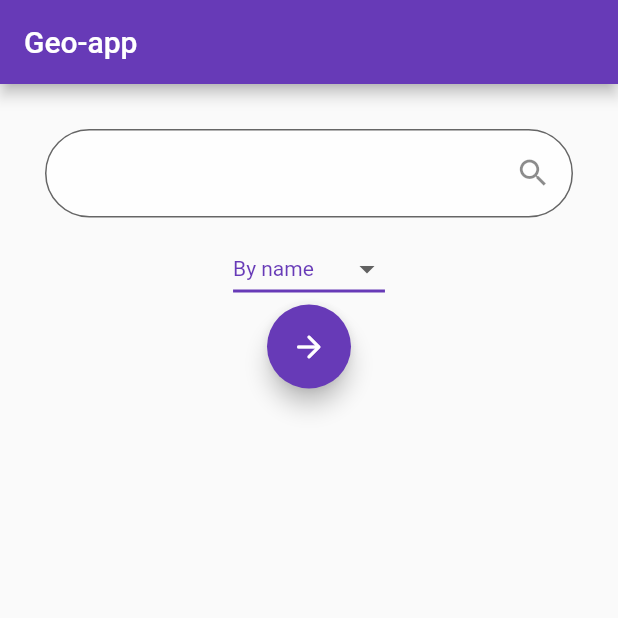
After one commit to zoskar/geo-app, a Flutter app: the screen it shows after launch, after a tap on the "arrow back" icon, on a phone screen of 412 x 824 dp, the top half of it. The commit adds this screen. Run offline on Flutter 3.47's test engine with Material 2 defaults, Android fonts, the phone set to English and light mode, and no system bars; network calls fail.

Commit message:
added TextEditingController

```diff
--- /dev/null
+++ b/lib/countryView.dart
@@ -0,0 +1,67 @@
+import 'package:flutter/material.dart';
+
+import './getCountry.dart';
+
+class CountryView extends StatelessWidget {
+  String widgetTitle;
+  VoidCallback searchView;
+
+  CountryView({required this.searchView, required this.widgetTitle});
+
+  @override
+  Widget build(BuildContext context) {
+    return Scaffold(
+        appBar: AppBar(
+          title: Text(widgetTitle),
+          leading: IconButton(
+            onPressed: searchView,
+            icon: Icon(Icons.arrow_back),
+          ),
+        ),
+        body: Column(
+          children: [
+            FutureBuilder<Country>(
+                future: fetchCountry(),
+                builder: (context, snapshot) {
+                  return snapshot.hasData
+                      ? Column(
+                          children: [
+                            Container(
+                              margin: EdgeInsets.all(10),
+                            ),
+                            Text(
+                              snapshot.data!.name,
+                              style: TextStyle(fontSize: 40),
+                            ),
+                            Container(
+                                decoration: BoxDecoration(
+                                    border: Border.all(color: Colors.black)),
+                                child: Image.network(
+                                  snapshot.data!.flagLink,
+                                )),
+                            SizedBox(height: 30),
+                            Text('Capital: ${snapshot.data!.capital}',
+                                style: TextStyle(fontSize: 24)),
+                            SizedBox(height: 15),
+                            Text('Population: ${snapshot.data!.population}',
+                                style: TextStyle(fontSize: 24)),
+                            SizedBox(height: 15),
+                            Text('Area: ${snapshot.data!.area}',
+                                style: TextStyle(fontSize: 24)),
+                            SizedBox(height: 15),
+                            Text('Currency: ${snapshot.data!.currency}',
+                                style: TextStyle(fontSize: 24)),
+                            SizedBox(height: 15),
+                            Text('Region: ${snapshot.data!.subregion}',
+                                style: TextStyle(fontSize: 24)),
+                          ],
+                        )
+                      : Center(
+                          child: CircularProgressIndicator(),
+                        );
+                })
+          ],
+        ));
+    throw UnimplementedError();
+  }
+}
--- a/lib/getCountry.dart
+++ b/lib/getCountry.dart
@@ -4,7 +4,7 @@ import 'dart:convert';
 import 'package:flutter/material.dart';
 import 'package:http/http.dart' as http;
 
-Future<Country> fetchAlbum(
+Future<Country> fetchCountry(
     {String link = 'https://restcountries.com/v3.1/name/poland)'}) async {
   var response = await http.get(Uri.parse(link));
 
--- a/lib/main.dart
+++ b/lib/main.dart
@@ -1,8 +1,7 @@
 import 'package:flutter/material.dart';
+import 'package:geoapp/searchView.dart';
 
-import './search.dart';
-import './getCountry.dart';
-import './dropList.dart';
+import './countryView.dart';
 
 void main() {
   runApp(const MyApp());
@@ -36,8 +35,10 @@ class MyHomePage extends StatefulWidget {
 }
 
 class _MyHomePageState extends State<MyHomePage> {
+
   var _selectedValue = 'By name';
   int flag = 1;
+  final _myController = TextEditingController();
 
   void _pickList(String? newValue) {
     setState(() {
@@ -58,78 +59,26 @@ class _MyHomePageState extends State<MyHomePage> {
   }
 
   @override
+  void dispose() {
+    // Clean up the controller when the widget is disposed.
+    _myController.dispose();
+    super.dispose();
+  }
+
+  @override
   Widget build(BuildContext context) {
     if (flag == 0) {
-      return Scaffold(
-          appBar: AppBar(
-            title: Text(widget.title),
-          ),
-          body: Column(
-            children: [
-              Search(),
-              DropList(
-                selectedValue: _selectedValue,
-                handler: _pickList,
-              ),
-              FloatingActionButton(
-                onPressed: _countryView,
-                child: Icon(Icons.arrow_forward_rounded),
-              )
-            ],
-          ));
+      return SearchView(
+          myController: _myController,
+          countryView: _countryView,
+          pickList: _pickList,
+          selectedValue: _selectedValue,
+          widgetTitle: widget.title);
     } else {
-      return Scaffold(
-          appBar: AppBar(
-            title: Text(widget.title),
-            leading: IconButton(
-              onPressed: _searchView,
-              icon: Icon(Icons.arrow_back),
-            ),
-          ),
-          body: Column(
-            children: [
-              FutureBuilder<Country>(
-                  future: fetchAlbum(),
-                  builder: (context, snapshot) {
-                    return snapshot.hasData
-                        ? Column(
-                            children: [
-                              Container(
-                                margin: EdgeInsets.all(10),
-                              ),
-                              Text(
-                                snapshot.data!.name,
-                                style: TextStyle(fontSize: 40),
-                              ),
-                              Container(
-                                  decoration: BoxDecoration(
-                                      border: Border.all(color: Colors.black)),
-                                  child: Image.network(
-                                    snapshot.data!.flagLink,
-                                  )),
-                              SizedBox(height: 30),
-                              Text('Capital: ${snapshot.data!.capital}',
-                                  style: TextStyle(fontSize: 24)),
-                              SizedBox(height: 15),
-                              Text('Population: ${snapshot.data!.population}',
-                                  style: TextStyle(fontSize: 24)),
-                              SizedBox(height: 15),
-                              Text('Area: ${snapshot.data!.area}',
-                                  style: TextStyle(fontSize: 24)),
-                              SizedBox(height: 15),
-                              Text('Currency: ${snapshot.data!.currency}',
-                                  style: TextStyle(fontSize: 24)),
-                              SizedBox(height: 15),
-                              Text('Region: ${snapshot.data!.subregion}',
-                                  style: TextStyle(fontSize: 24)),
-                            ],
-                          )
-                        : Center(
-                            child: CircularProgressIndicator(),
-                          );
-                  })
-            ],
-          ));
+      return CountryView(
+        searchView: _searchView,
+        widgetTitle: widget.title,
+      );
     }
   }
 }
--- a/lib/search.dart
+++ b/lib/search.dart
@@ -1,15 +1,17 @@
 import 'package:flutter/material.dart';
 
 class Search extends StatelessWidget {
-  const Search({
-    Key? key,
-  }) : super(key: key);
+
+  var myController;
+
+  Search({required this.myController});
 
   @override
   Widget build(BuildContext context) {
     return Container(
       margin: EdgeInsets.only(top: 30, left: 30, right: 30, bottom: 10),
       child: TextField(
+        controller: myController,
         maxLength: 60,
         textAlign: TextAlign.center,
         decoration: InputDecoration(
--- /dev/null
+++ b/lib/searchView.dart
@@ -0,0 +1,43 @@
+import 'package:flutter/material.dart';
+
+import './search.dart';
+import './dropList.dart';
+
+class SearchView extends StatelessWidget {
+  String widgetTitle;
+  String selectedValue;
+  Function pickList;
+  VoidCallback countryView;
+  var myController;
+
+  SearchView({
+    required this.countryView,
+    required this.pickList,
+    required this.selectedValue,
+    required this.widgetTitle,
+    required this.myController,
+  });
+
+  @override
+  Widget build(BuildContext context) {
+    return Scaffold(
+        appBar: AppBar(
+          title: Text(widgetTitle),
+        ),
+        body: Column(
+          children: [
+            Search(
+              myController: myController,
+            ),
+            DropList(
+              selectedValue: selectedValue,
+              handler: pickList,
+            ),
+            FloatingActionButton(
+              onPressed: countryView,
+              child: Icon(Icons.arrow_forward_rounded),
+            ),
+          ],
+        ));
+  }
+}
```
